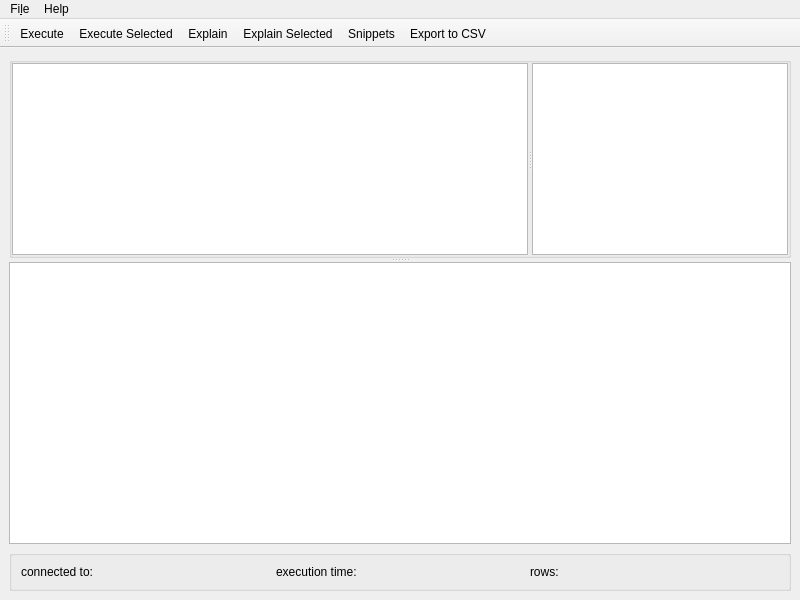
MaciekTalaska/PatriciaSQL, file patriciasql_main.ui: the form before one commit.
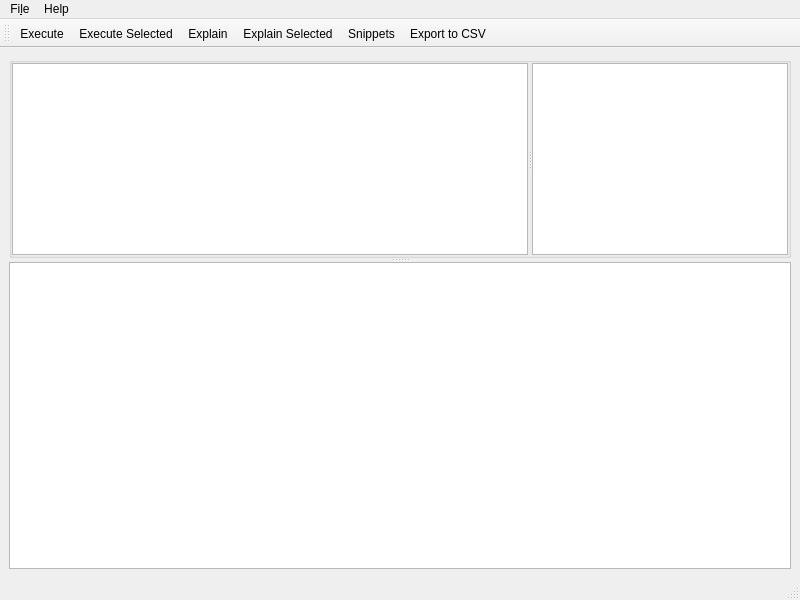
The form after the commit. Icons and pictures are not drawn. Custom widgets are drawn as their Qt base class.

Commit message: proper statusbar

```diff
--- a/patriciasql_main.ui
+++ b/patriciasql_main.ui
@@ -148,54 +148,6 @@
       </widget>
      </widget>
     </item>
-    <item>
-     <widget class="QGroupBox" name="statusBox">
-      <property name="sizePolicy">
-       <sizepolicy hsizetype="Preferred" vsizetype="Fixed">
-        <horstretch>0</horstretch>
-        <verstretch>0</verstretch>
-       </sizepolicy>
-      </property>
-      <property name="minimumSize">
-       <size>
-        <width>0</width>
-        <height>34</height>
-       </size>
-      </property>
-      <property name="title">
-       <string/>
-      </property>
-      <property name="flat">
-       <bool>true</bool>
-      </property>
-      <property name="checkable">
-       <bool>false</bool>
-      </property>
-      <layout class="QHBoxLayout" name="horizontalLayout_2">
-       <item>
-        <widget class="QLabel" name="lbldb">
-         <property name="text">
-          <string>connected to:</string>
-         </property>
-        </widget>
-       </item>
-       <item>
-        <widget class="QLabel" name="lblExecutionTime">
-         <property name="text">
-          <string>execution time:</string>
-         </property>
-        </widget>
-       </item>
-       <item>
-        <widget class="QLabel" name="lblstatus">
-         <property name="text">
-          <string>rows:</string>
-         </property>
-        </widget>
-       </item>
-      </layout>
-     </widget>
-    </item>
    </layout>
   </widget>
   <widget class="QMenuBar" name="menubar">
@@ -255,6 +207,7 @@
    <addaction name="actionSnippets"/>
    <addaction name="actionExportCSV"/>
   </widget>
+  <widget class="QStatusBar" name="statusBar"/>
   <action name="actionAbout">
    <property name="text">
     <string>&amp;About PatriciaSQL</string>
```
The commit also changes 1 other file.
